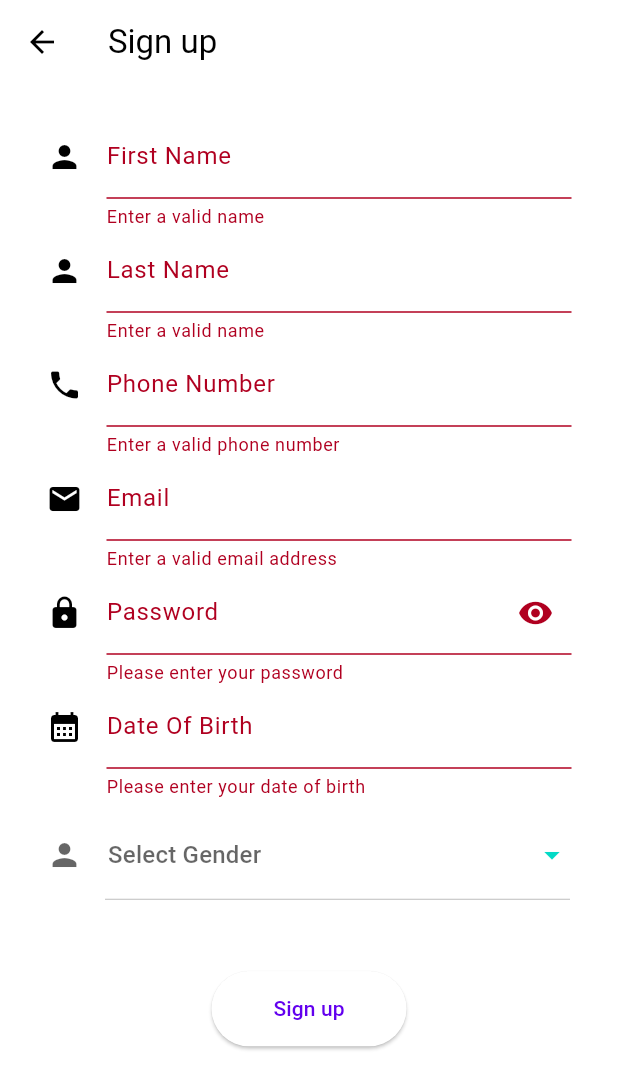
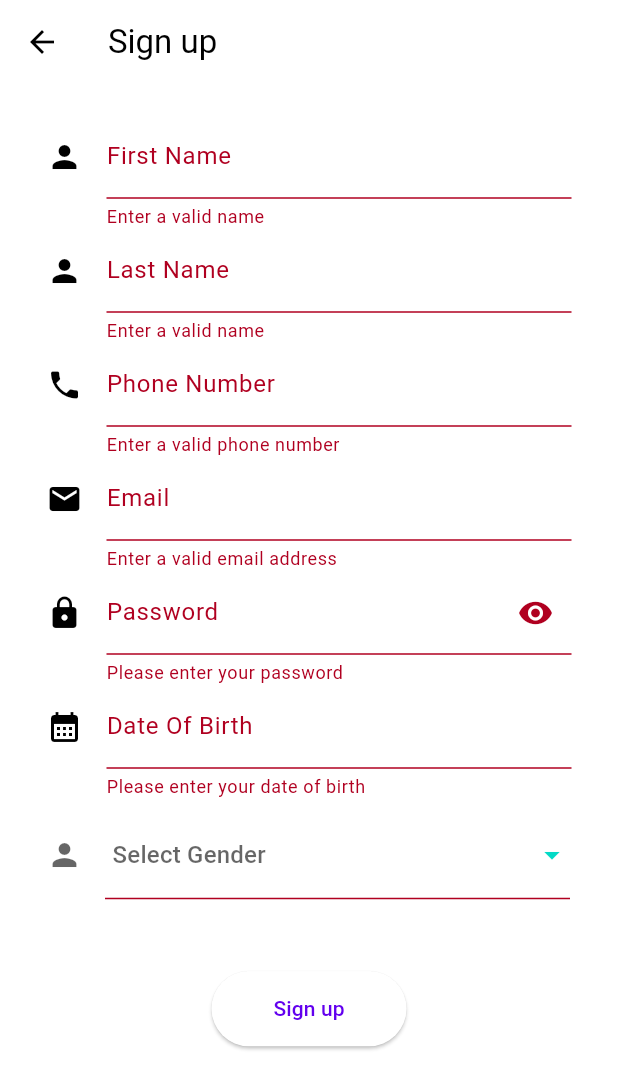
Before and after one commit to saadbadreddine/sefactory-fsw-final-project, a Flutter app: the Register screen opened directly, after a tap on "Sign up", on a phone screen of 412 x 824 dp. Shown: the top 1089 px of the screen. Run offline on Flutter 3.47's test engine with Material 2 defaults, Android fonts, the phone set to English and light mode, and no system bars; drawn by our look-alikes of dropdown_button2, dynamic_color; our stand-ins replace cloud_firestore, firebase_auth, firebase_core, firebase_messaging, firebase_storage, flutter_secure_storage and 4 more; missing offline and left inert: whatsapp_unilink; accounts and stored records are empty; network calls fail; statements that could not run were skipped; project files that could hold a hidden picture were left out.

Commit message:
Added validation and error message to gender drop down

```diff
--- a/frontend/lib/page/register_page.dart
+++ b/frontend/lib/page/register_page.dart
@@ -39,6 +39,8 @@ class RegisterState extends State<Register> {
 
   String? selectedValue;
   List<String> items = ['Male', 'Female', 'Other'];
+
+  bool _dropDownIsError = false;
 
   @override
   void initState() {
@@ -243,6 +245,13 @@ class RegisterState extends State<Register> {
                                 width: 15,
                               ),
                               DropdownButton2(
+                                underline: !_dropDownIsError
+                                    ? Container(
+                                        height: 1,
+                                        color: Theme.of(context).highlightColor)
+                                    : Container(
+                                        height: 1,
+                                        color: Theme.of(context).errorColor),
                                 isExpanded: true,
                                 hint: Row(
                                   children: const [
@@ -273,6 +282,7 @@ class RegisterState extends State<Register> {
                                 value: selectedValue,
                                 onChanged: (value) {
                                   setState(() {
+                                    _dropDownIsError = false;
                                     selectedValue = value as String;
                                     if (selectedValue == "Male") {
                                       registerRequest.gender = "male";
@@ -293,7 +303,7 @@ class RegisterState extends State<Register> {
                                 buttonHeight: 75,
                                 buttonWidth: 310,
                                 buttonPadding:
-                                    const EdgeInsets.only(left: 0, right: 0),
+                                    const EdgeInsets.only(left: 3, right: 0),
                                 itemHeight: 40,
                                 itemPadding:
                                     const EdgeInsets.only(left: 30, right: 14),
@@ -326,7 +336,12 @@ class RegisterState extends State<Register> {
                                   ),
                                 ),
                                 onPressed: () {
-                                  if (_formKey.currentState!.validate()) {
+                                  registerRequest.gender == ''
+                                      ? _dropDownIsError = true
+                                      : _dropDownIsError = false;
+                                  setState(() {});
+                                  if (_formKey.currentState!.validate() &&
+                                      registerRequest.gender != '') {
                                     setState(() {
                                       _formKey.currentState!.save();
                                     });
@@ -357,8 +372,13 @@ class RegisterState extends State<Register> {
                                                             const Duration(
                                                                 milliseconds:
                                                                     1500),
-                                                        content: Text(
-                                                            value.message)),
+                                                        content: registerRequest
+                                                                    .gender !=
+                                                                ''
+                                                            ? Text(
+                                                                value.message)
+                                                            : const Text(
+                                                                'Please enter your gender')),
                                                   )
                                                 }
                                             });
@@ -379,16 +399,3 @@ class RegisterState extends State<Register> {
         ));
   }
 }
-
-int _groupValue = -1;
-Widget _myRadioButton(
-    {required String title,
-    required int value,
-    required Function(int?) onChanged}) {
-  return RadioListTile(
-    value: value,
-    groupValue: _groupValue,
-    onChanged: onChanged,
-    title: Text(title),
-  );
-}
```
